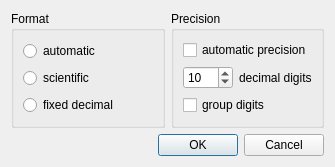
joaodeus/mathgraphica, file gui/formatresult_gui.ui: the form before one commit.
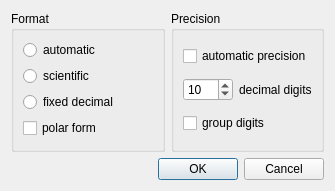
The form after the commit.

Commit message: added polar form to complex numbers, graph2D now draw poles correctly, bug fix in Formulas_gui that crashed when formula description was empty, started the development of parametric graphs

Diff of the .ui file:
```diff
--- a/gui/formatresult_gui.ui
+++ b/gui/formatresult_gui.ui
@@ -7,7 +7,7 @@
     <x>0</x>
     <y>0</y>
     <width>335</width>
-    <height>167</height>
+    <height>191</height>
    </rect>
   </property>
   <property name="windowTitle">
@@ -41,6 +41,13 @@
         </property>
        </widget>
       </item>
+      <item row="3" column="0">
+       <widget class="QCheckBox" name="checkBox_polarForm">
+        <property name="text">
+         <string>polar form</string>
+        </property>
+       </widget>
+      </item>
      </layout>
     </widget>
    </item>
```
The commit also changes 31 other files.
